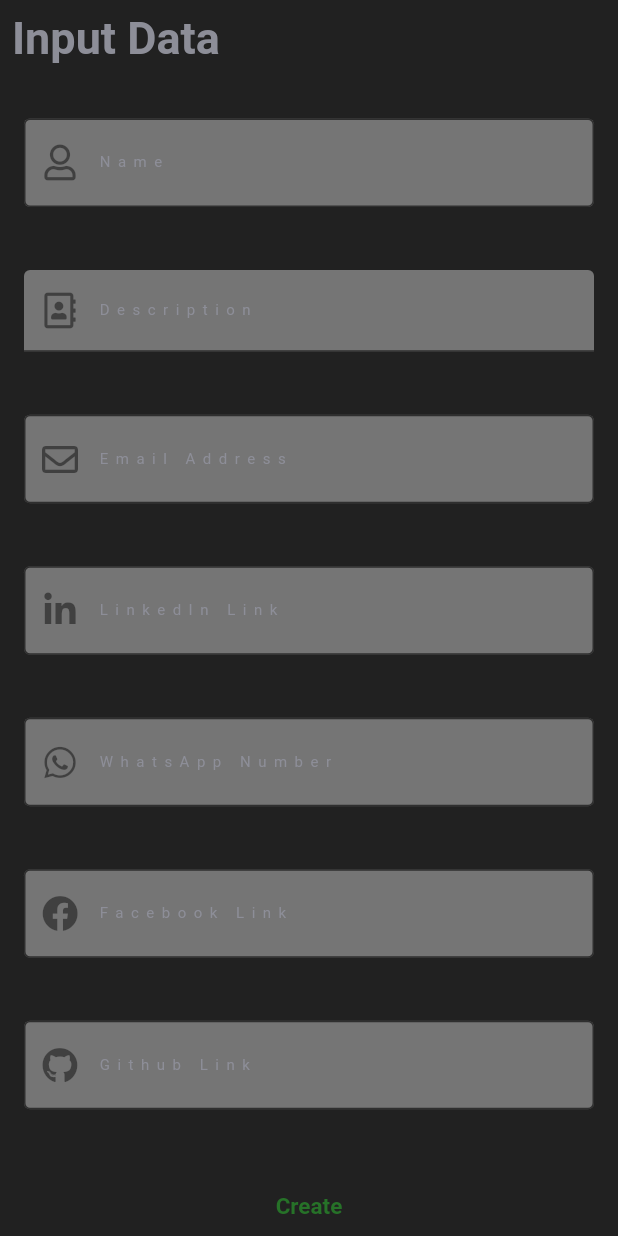
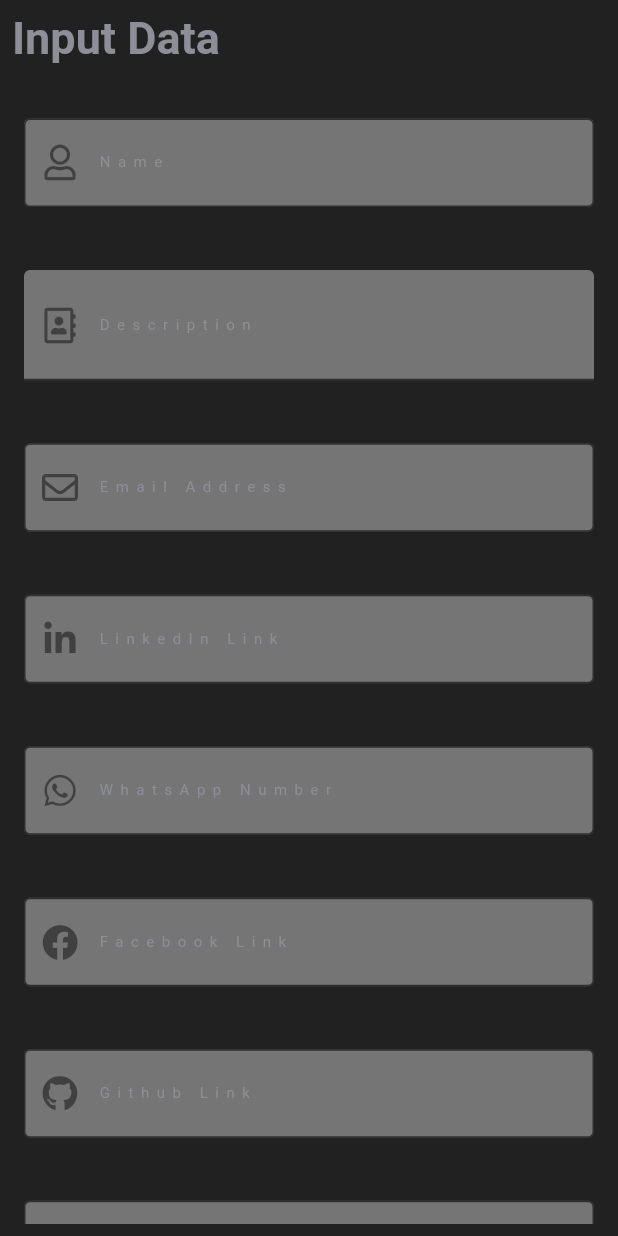
Before and after one commit to TelicSolutionsInc/businesscard-flutter, a Flutter app: the screen it shows after launch, on a phone screen of 412 x 824 dp. Run offline on Flutter 3.47's test engine with Material 2 defaults, Android fonts, the phone set to English and light mode, and no system bars; our stand-ins replace font_awesome_flutter, simple_icons.

Commit message:
Errors resolved

```diff
--- a/lib/InputPage.dart
+++ b/lib/InputPage.dart
@@ -1,4 +1,6 @@
+import 'package:flutter/cupertino.dart';
 import 'package:flutter/material.dart';
+import 'package:simple_icons/simple_icons.dart';
 import 'constants.dart';
 import 'package:font_awesome_flutter/font_awesome_flutter.dart';
 import 'ResultPage.dart';
@@ -12,13 +14,17 @@ class InputPage extends StatefulWidget {
 
 class _InputPageState extends State<InputPage> {
 
-  TextEditingController _namecontroller = TextEditingController();
-  TextEditingController _descriptioncontroller = TextEditingController();
-  TextEditingController _emailcontroller = TextEditingController();
-  TextEditingController _linkedincontroller = TextEditingController();
-  TextEditingController _githubcontroller = TextEditingController();
-  TextEditingController _whatsappcontroller = TextEditingController();
-  TextEditingController _facebookcontroller = TextEditingController();
+
+  String? nm;
+  String? desc;
+  String? eml;
+  String? lkndin;
+  String? gthb;
+  String? whatsapp;
+  String? fb;
+  String? uwork;
+  String? fvr;
+
   @override
   Widget build(BuildContext context) {
     return Scaffold(
@@ -46,7 +52,9 @@ class _InputPageState extends State<InputPage> {
                   Padding(
                     padding: const EdgeInsets.symmetric(horizontal: 8, vertical: 16),
                     child: TextField(
-                      controller: _namecontroller,
+                      onChanged: (text){
+                        nm = text;
+                      },
                       decoration: InputDecoration(
                         labelText: 'Name',
                         labelStyle: kLabelStyle,
@@ -55,6 +63,7 @@ class _InputPageState extends State<InputPage> {
                         filled: true,
                         prefixIcon: Icon(FontAwesomeIcons.user),
                       ),
+                      keyboardType: TextInputType.name,
                     ),
                   ),
                   SizedBox(
@@ -63,7 +72,9 @@ class _InputPageState extends State<InputPage> {
                   Padding(
                     padding: const EdgeInsets.symmetric(horizontal: 8, vertical: 16),
                     child: TextField(
-                      controller: _descriptioncontroller,
+                      onChanged: (text){
+                        desc = text;
+                      },
                       decoration: InputDecoration(
                         labelText: 'Description',
                         labelStyle: kLabelStyle,
@@ -72,6 +83,8 @@ class _InputPageState extends State<InputPage> {
                         filled: true,
                         prefixIcon: Icon(FontAwesomeIcons.addressBook),
                       ),
+                      keyboardType: TextInputType.text,
+                      maxLines: 2,
                     ),
                   ),
                   SizedBox(
@@ -80,7 +93,9 @@ class _InputPageState extends State<InputPage> {
                   Padding(
                     padding: const EdgeInsets.symmetric(horizontal: 8, vertical: 16),
                     child: TextField(
-                      controller: _emailcontroller,
+                      onChanged: (text){
+                        eml = text;
+                      },
                       decoration: InputDecoration(
                         labelText: 'Email Address',
                         labelStyle: kLabelStyle,
@@ -89,6 +104,7 @@ class _InputPageState extends State<InputPage> {
                         filled: true,
                         prefixIcon: Icon(FontAwesomeIcons.envelope),
                       ),
+                      keyboardType: TextInputType.emailAddress,
                     ),
                   ),
                   SizedBox(
@@ -97,7 +113,9 @@ class _InputPageState extends State<InputPage> {
                   Padding(
                     padding: const EdgeInsets.symmetric(horizontal: 8, vertical: 16),
                     child: TextField(
-                      controller: _linkedincontroller,
+                      onChanged: (text){
+                        lkndin = text;
+                      },
                       decoration: InputDecoration(
                         labelText: 'LinkedIn Link',
                         labelStyle: kLabelStyle,
@@ -106,6 +124,7 @@ class _InputPageState extends State<InputPage> {
                         filled: true,
                         prefixIcon: Icon(FontAwesomeIcons.linkedinIn),
                       ),
+                      keyboardType: TextInputType.url,
                     ),
                   ),
                   SizedBox(
@@ -114,7 +133,9 @@ class _InputPageState extends State<InputPage> {
                   Padding(
                     padding: const EdgeInsets.symmetric(horizontal: 8, vertical: 16),
                     child: TextField(
-                      controller: _whatsappcontroller,
+                      onChanged: (text){
+                        whatsapp = text;
+                      },
                       decoration: InputDecoration(
                         labelText: 'WhatsApp Number',
                         labelStyle: kLabelStyle,
@@ -123,6 +144,7 @@ class _InputPageState extends State<InputPage> {
                         filled: true,
                         prefixIcon: Icon(FontAwesomeIcons.whatsapp),
                       ),
+                      keyboardType: TextInputType.phone,
                     ),
                   ),
                   SizedBox(
@@ -131,7 +153,9 @@ class _InputPageState extends State<InputPage> {
                   Padding(
                     padding: const EdgeInsets.symmetric(horizontal: 8, vertical: 16),
                     child: TextField(
-                      controller: _facebookcontroller,
+                      onChanged: (text){
+                        fb = text;
+                      },
                       decoration: InputDecoration(
                         labelText: 'Facebook Link',
                         labelStyle: kLabelStyle,
@@ -140,6 +164,7 @@ class _InputPageState extends State<InputPage> {
                         filled: true,
                         prefixIcon: Icon(FontAwesomeIcons.facebook),
                       ),
+                      keyboardType: TextInputType.url,
                     ),
                   ),
                   SizedBox(
@@ -148,7 +173,9 @@ class _InputPageState extends State<InputPage> {
                   Padding(
                     padding: const EdgeInsets.symmetric(horizontal: 8, vertical: 16),
                     child: TextField(
-                      controller: _githubcontroller,
+                      onChanged: (text){
+                        gthb = text;
+                      },
                       decoration: InputDecoration(
                         labelText: 'Github Link',
                         labelStyle: kLabelStyle,
@@ -157,6 +184,47 @@ class _InputPageState extends State<InputPage> {
                         filled: true,
                         prefixIcon: Icon(FontAwesomeIcons.github),
                       ),
+                      keyboardType: TextInputType.url,
+                    ),
+                  ),
+                  SizedBox(
+                    height: 10.0,
+                  ),
+                  Padding(
+                    padding: const EdgeInsets.symmetric(horizontal: 8, vertical: 16),
+                    child: TextField(
+                      onChanged: (text){
+                        uwork = text;
+                      },
+                      decoration: InputDecoration(
+                        labelText: 'Upwork Link',
+                        labelStyle: kLabelStyle,
+                        border: OutlineInputBorder(),
+                        fillColor: Colors.grey.shade600,
+                        filled: true,
+                        prefixIcon: Icon(SimpleIcons.upwork),
+                      ),
+                      keyboardType: TextInputType.url,
+                    ),
+                  ),
+                  SizedBox(
+                    height: 10.0,
+                  ),
+                  Padding(
+                    padding: const EdgeInsets.symmetric(horizontal: 8, vertical: 16),
+                    child: TextField(
+                      onChanged: (text){
+                        fvr = text;
+                      },
+                      decoration: InputDecoration(
+                        labelText: 'Fiverr Link',
+                        labelStyle: kLabelStyle,
+                        border: OutlineInputBorder(),
+                        fillColor: Colors.grey.shade600,
+                        filled: true,
+                        prefixIcon: Icon(SimpleIcons.fiverr),
+                      ),
+                      keyboardType: TextInputType.url,
                     ),
                   ),
                   SizedBox(
@@ -164,7 +232,7 @@ class _InputPageState extends State<InputPage> {
                   ),
                   TextButton(
                     onPressed: (){
-                      Navigator.push(context, MaterialPageRoute(builder: (context) => FinalCard()));
+                      Navigator.of(context).push(MaterialPageRoute(builder: (context) => FinalCard(name: nm.toString(), description: desc.toString(), emailurl: eml.toString(), upworkrurl: uwork.toString(), fiverrurl: fvr.toString())));
                     },
                     child: Text(
                       'Create',
@@ -180,3 +248,5 @@ class _InputPageState extends State<InputPage> {
     );
   }
 }
+
+// name: _namecontroller.toString(),description: _descriptioncontroller.toString(),emailurl: _emailcontroller.toString(), linkedinurl: _linkedincontroller.toString(), fburl: _facebookcontroller.toString(), githuburl: _githubcontroller.toString(), upworkrurl: _upworkcontroller.toString(), fiverrurl: _fiverrcontroller.toString(),
```
Also changed, not shown: lib/ResultPage.dart (+36 -18 lines).
